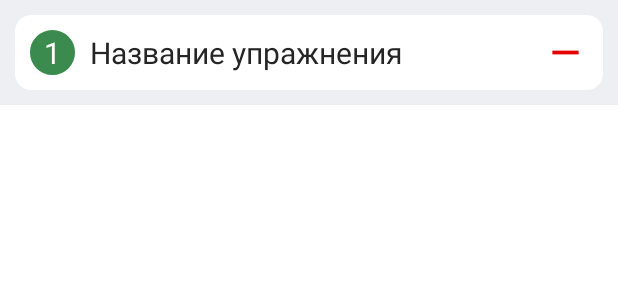
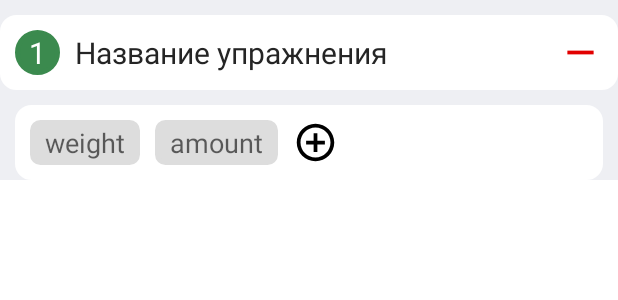
Before and after one commit to keramicheskiy/ExerciseBook, an Android app: the layout exercise_item.xml on its own in the app's theme, with its tools: preview values and no code run, on a phone screen of 412 x 824 dp. Shown: the top 300 px of the screen. Run offline under Robolectric (Android 15) with nearby library versions, the phone set to English and light mode, and no system bars.

Commit message:
fix adding workout fragment

```diff
--- /dev/null
+++ b/app/src/main/java/com/example/exercisebook/ListOfExerciseChange.kt
@@ -0,0 +1,6 @@
+package com.example.exercisebook
+
+interface ListOfExerciseChange {
+//    fun exerciseDeleted(exercise: String)
+
+}
--- a/app/src/main/res/layout/adding_workout_fragment.xml
+++ b/app/src/main/res/layout/adding_workout_fragment.xml
@@ -103,7 +103,7 @@
         <TextView
             android:id="@+id/date"
             android:layout_width="match_parent"
-            android:layout_height="match_parent"
+            android:layout_height="wrap_content"
             android:paddingStart="5dp"
             android:gravity="start|center_vertical"
             android:text="01.09.1939"
--- a/app/src/main/res/layout/exercise_item.xml
+++ b/app/src/main/res/layout/exercise_item.xml
@@ -14,7 +14,8 @@
         android:orientation="horizontal"
         android:paddingTop="10dp"
         android:paddingBottom="10dp"
-        android:layout_margin="10dp"
+        android:layout_marginTop="10dp"
+        android:layout_marginBottom="10dp"
         app:layout_constraintEnd_toEndOf="parent"
         app:layout_constraintStart_toStartOf="parent"
         app:layout_constraintTop_toTopOf="parent"
@@ -57,12 +58,16 @@
     </LinearLayout>
 
     <LinearLayout
-        android:layout_width="wrap_content"
-        android:layout_height="wrap_content"
+        android:id="@+id/ll_addingAttempt"
+        android:layout_width="match_parent"
+        android:layout_height="50dp"
+        android:layout_marginStart="10dp"
+        android:layout_marginEnd="10dp"
         app:layout_constraintEnd_toEndOf="parent"
         app:layout_constraintStart_toStartOf="parent"
         app:layout_constraintTop_toBottomOf="@+id/element"
         android:layout_marginTop="10dp"
+        android:background="@drawable/white_block"
         >
 
 <!--        // здесь должны бытьь добавление подхода и ресайклервью  с подходами-->
@@ -70,7 +75,62 @@
 <!--        // !!!!!!-->
 
 
+        <EditText
+            android:id="@+id/enterWeight"
+            android:layout_width="wrap_content"
+            android:layout_height="30dp"
+            android:hint="weight"
+            android:paddingStart="10dp"
+            android:paddingEnd="10dp"
+            android:layout_marginStart="10dp"
+            android:layout_marginEnd="10dp"
+            android:background="@drawable/et_white_style_without_borders"
+            android:layout_gravity="center_vertical"
+            />
+
+
+
+        <EditText
+            android:id="@+id/enterTries"
+            android:layout_width="wrap_content"
+            android:layout_height="30dp"
+            android:hint="amount"
+            android:paddingStart="10dp"
+            android:paddingEnd="10dp"
+            android:layout_marginEnd="10dp"
+            android:background="@drawable/et_white_style_without_borders"
+            android:layout_gravity="center_vertical"
+            />
+
+
+
+        <ImageButton
+            android:id="@+id/addAttempt"
+            android:layout_width="30dp"
+            android:layout_height="30dp"
+            android:layout_gravity="center_vertical"
+            android:layout_marginEnd="10dp"
+
+            android:background="@drawable/add_vector_asset"
+            />
+
+
+
     </LinearLayout>
+
+    <androidx.recyclerview.widget.RecyclerView
+        android:id="@+id/rvListOfAttempts"
+        android:layout_width="0dp"
+        android:layout_height="wrap_content"
+        android:layout_marginStart="10dp"
+        android:layout_marginEnd="10dp"
+        android:visibility="visible"
+        app:layout_constraintTop_toBottomOf="@+id/ll_addingAttempt"
+        app:layout_constraintStart_toStartOf="parent"
+        app:layout_constraintEnd_toEndOf="parent"
+        app:layout_constraintBottom_toBottomOf="parent"
+        />
+
 
 
 
--- a/app/src/main/res/values/colors.xml
+++ b/app/src/main/res/values/colors.xml
@@ -11,6 +11,7 @@
     <color name="editText">#C1C1C1</color>
     <color name="orange">#FF5301</color>
     <color name="grey">#424242</color>
+    <color name="grey1">#555555</color>
     <color name="real_grey">#EEEFF3</color>
     <color name="real_blue">#5E56E9</color>
 
```
Also changed, not shown: app/src/main/java/com/example/exercisebook/Adapters/ListOfAttemptsAdapter.kt (added, +62 -0 lines), app/src/main/java/com/example/exercisebook/Adapters/ListOfExercisesAdapter.kt (+55 -14 lines), app/src/main/java/com/example/exercisebook/AddingWorkoutFragment.kt (+32 -21 lines), app/src/main/java/com/example/exercisebook/DataClasses/AttemptDataClass.kt (added, +11 -0 lines), app/src/main/java/com/example/exercisebook/Utils/crutch.kt (added, +14 -0 lines), app/src/main/java/com/example/exercisebook/Utils/fixme.kt (deleted, +0 -9 lines), app/src/main/res/layout/attempt_item.xml (added, +105 -0 lines).
